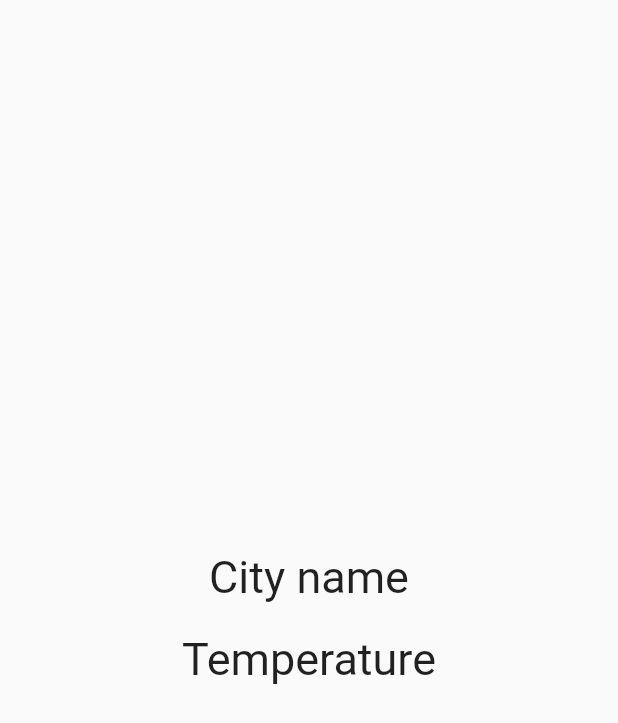
After one commit to yangjaehoon/fill-your-festival, a Flutter app: the WeatherScreen screen opened directly, on a phone screen of 412 x 824 dp. The commit adds this screen. Shown: the top 723 px of the screen. Run offline on Flutter 3.47's test engine with Material 2 defaults, Android fonts, the phone set to English and light mode, and no system bars; our stand-ins replace geolocator; network calls fail.

Commit message:
weather router

```diff
--- /dev/null
+++ b/lib/weather/screens/weather_screnn.dart
@@ -0,0 +1,38 @@
+import 'package:flutter/material.dart';
+
+class WeatherScreen extends StatefulWidget{
+  @override
+  _WeatherScreenState createState() => _WeatherScreenState();
+}
+
+class _WeatherScreenState extends State<WeatherScreen> {
+  @override
+  Widget build(BuildContext context){
+    return Scaffold(
+      body: SafeArea(
+        child: Center(
+          child: Column(
+            mainAxisAlignment: MainAxisAlignment.center,
+            children: [
+              Text(
+                'City name',
+                style: TextStyle(
+                  fontSize: 30.0
+                ),
+              ),
+              SizedBox(
+                height: 20.0,
+              ),
+              Text(
+                'Temperature',
+                style: TextStyle(
+                  fontSize: 30.0
+                ),
+              )
+            ],
+          )
+        )
+      ),
+    );
+  }
+}
--- a/pubspec.yaml
+++ b/pubspec.yaml
@@ -36,6 +36,7 @@ dependencies:
   # Use with the CupertinoIcons class for iOS style icons.
   cupertino_icons: ^1.0.2
   geolocator: ^9.0.2
+  http: ^1.1.0
 
 dev_dependencies:
   flutter_test:
```
Also changed, not shown: lib/data/my_location.dart (added, +21 -0 lines), lib/data/network.dart (added, +16 -0 lines), lib/weather/screens/loading.dart (+44 -8 lines), pubspec.lock, 1 other file.
